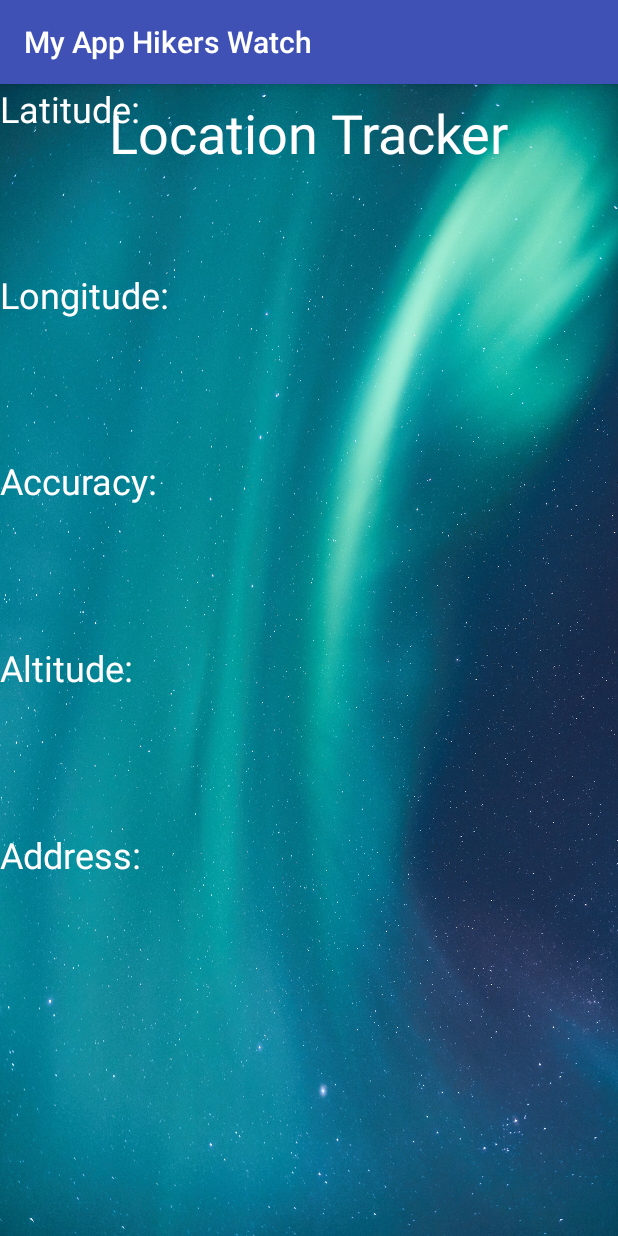
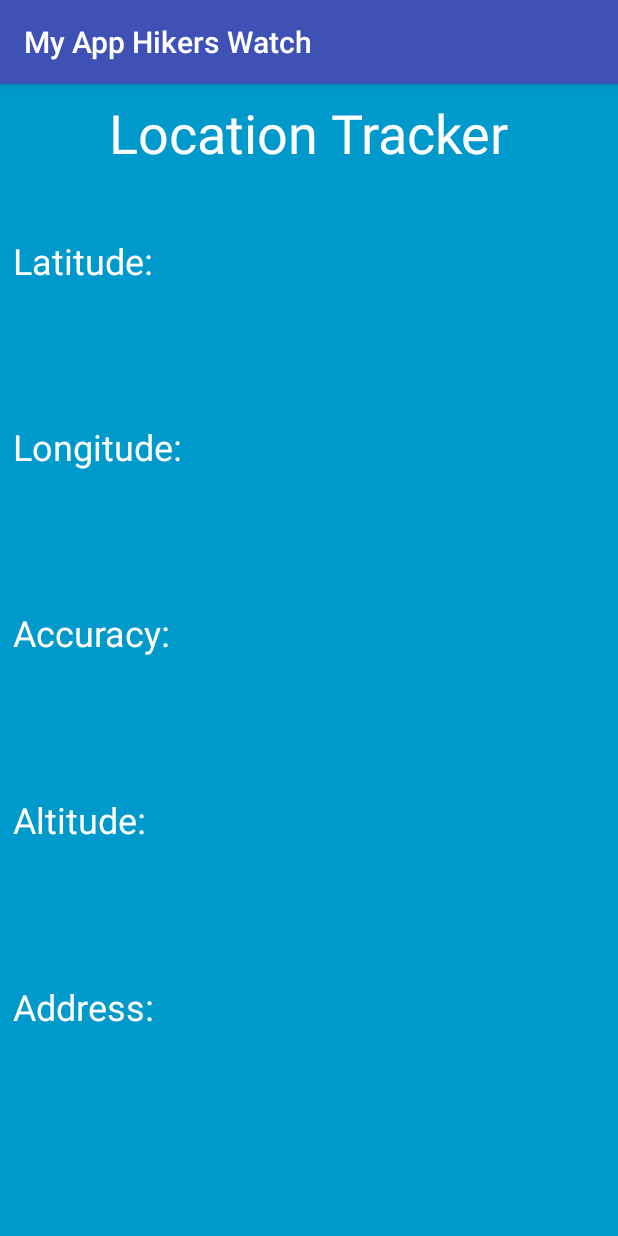
Before and after one commit to Vishnu-Adda/location-tracker, an Android app: the screen it shows after launch (MainActivity), on a phone screen of 412 x 824 dp. Run offline under Robolectric (Android 15) with nearby library versions, the phone set to English and light mode, and no system bars; 5 statements that could not run were skipped.

Commit message:
Finished the locating and updating of the 5 descriptions.

```diff
--- a/app/src/main/java/com/someapp/vishnu/myapphikerswatch/MainActivity.java
+++ b/app/src/main/java/com/someapp/vishnu/myapphikerswatch/MainActivity.java
@@ -3,6 +3,8 @@ package com.someapp.vishnu.myapphikerswatch;
 import android.Manifest;
 import android.content.Context;
 import android.content.pm.PackageManager;
+import android.location.Address;
+import android.location.Geocoder;
 import android.location.Location;
 import android.location.LocationListener;
 import android.location.LocationManager;
@@ -13,11 +15,38 @@ import android.support.v4.content.ContextCompat;
 import android.support.v7.app.AppCompatActivity;
 import android.os.Bundle;
 import android.util.Log;
+import android.widget.TextView;
+
+import java.io.IOException;
+import java.util.List;
+import java.util.Locale;
 
 public class MainActivity extends AppCompatActivity {
 
     LocationManager locationManager;
     LocationListener locationListener;
+
+    TextView latitudeText;
+    TextView longitudeText;
+    TextView accuracyText;
+    TextView altitudeText;
+    TextView addressText;
+
+    final static String LATITUDE_STRING;
+    final static String LONGITUDE_STRING;
+    final static String ACCURACY_STRING;
+    final static String ALTITUDE_STRING;
+    final static String ADDRESS_STRING;
+
+    static {
+
+        LATITUDE_STRING = "Latitude: ";
+        LONGITUDE_STRING = "Longitude: ";
+        ACCURACY_STRING = "Accuracy: ";
+        ALTITUDE_STRING = "Altitude: ";
+        ADDRESS_STRING = "Address: ";
+
+    }
 
     @Override
     public void onRequestPermissionsResult(int requestCode,
@@ -48,6 +77,12 @@ public class MainActivity extends AppCompatActivity {
         super.onCreate(savedInstanceState);
         setContentView(R.layout.activity_main);
 
+        latitudeText = findViewById(R.id.latitudeText);
+        longitudeText = findViewById(R.id.longitudeText);
+        accuracyText = findViewById(R.id.accuracyText);
+        altitudeText = findViewById(R.id.altitudeText);
+        addressText = findViewById(R.id.addressText);
+
         locationManager =
                 (LocationManager) this.getSystemService(Context.LOCATION_SERVICE);
 
@@ -55,7 +90,40 @@ public class MainActivity extends AppCompatActivity {
             @Override
             public void onLocationChanged(Location location) { // Regular updates from GPS change
 
-                Log.i("Location", location.toString());
+                Geocoder geocoder = new Geocoder(getApplicationContext(), Locale.getDefault());
+
+                try {
+                    List<Address> listAddresses =  geocoder.getFromLocation(location.getLatitude(),
+                            location.getLongitude(), 1);
+
+                    latitudeText.setText(LATITUDE_STRING +
+                            Float.toString((float)location.getLatitude()));
+
+                    longitudeText.setText(LONGITUDE_STRING +
+                            Float.toString((float)location.getLongitude()));
+
+                    accuracyText.setText(ACCURACY_STRING +
+                            Integer.toString((int)location.getAccuracy()) + " meters");
+
+                    altitudeText.setText(ALTITUDE_STRING +
+                            Integer.toString((int)location.getAltitude()) + " meters" );
+
+                    if(listAddresses != null && listAddresses.size() > 0) {
+
+                        if (listAddresses.get(0).getLocality() != null
+                                && listAddresses.get(0).getAdminArea() != null) {
+
+                            addressText.setText(ADDRESS_STRING +
+                                    listAddresses.get(0).getLocality() + " "
+                                    + listAddresses.get(0).getAdminArea());
+
+                        }
+
+                    }
+
+                } catch (IOException e) {
+                    e.printStackTrace();
+                }
 
             }
 
@@ -83,7 +151,6 @@ public class MainActivity extends AppCompatActivity {
                     && ActivityCompat.checkSelfPermission(this,
                     Manifest.permission.ACCESS_COARSE_LOCATION)
                     != PackageManager.PERMISSION_GRANTED) {
-                // TODO: Consider calling
                 //    ActivityCompat#requestPermissions
                 // here to request the missing permissions, and then overriding
                 //   public void onRequestPermissionsResult(int requestCode, String[] permissions,
@@ -110,6 +177,44 @@ public class MainActivity extends AppCompatActivity {
                 locationManager.requestLocationUpdates(LocationManager.GPS_PROVIDER,
                         0, 0, locationListener);
 
+                Location lastKnownLocation =
+                        locationManager.getLastKnownLocation(LocationManager.GPS_PROVIDER);
+
+                Geocoder geocoder = new Geocoder(getApplicationContext(), Locale.getDefault());
+
+                try {
+                    List<Address> listAddresses =  geocoder.getFromLocation(lastKnownLocation.getLatitude(),
+                            lastKnownLocation.getLongitude(), 1);
+
+                    latitudeText.setText(LATITUDE_STRING +
+                            Float.toString((float)lastKnownLocation.getLatitude()));
+
+                    longitudeText.setText(LONGITUDE_STRING +
+                            Float.toString((float)lastKnownLocation.getLongitude()));
+
+                    accuracyText.setText(ACCURACY_STRING +
+                            Integer.toString((int)lastKnownLocation.getAccuracy()) + " meters");
+
+                    altitudeText.setText(ALTITUDE_STRING +
+                            Integer.toString((int)lastKnownLocation.getAltitude()) + " meters" );
+
+                    if(listAddresses != null && listAddresses.size() > 0) {
+
+                        if (listAddresses.get(0).getLocality() != null
+                                && listAddresses.get(0).getAdminArea() != null) {
+
+                            addressText.setText(ADDRESS_STRING +
+                                    listAddresses.get(0).getLocality() + " "
+                                    + listAddresses.get(0).getAdminArea());
+
+                        }
+
+                    }
+
+                } catch (IOException e) {
+                    e.printStackTrace();
+                }
+
             }
         }
 
--- a/app/src/main/res/layout/activity_main.xml
+++ b/app/src/main/res/layout/activity_main.xml
@@ -4,7 +4,7 @@
     xmlns:tools="http://schemas.android.com/tools"
     android:layout_width="match_parent"
     android:layout_height="match_parent"
-    android:background="@drawable/night"
+    android:background="@android:color/holo_blue_dark"
     tools:context=".MainActivity">
 
     <TextView
@@ -24,12 +24,18 @@
     <LinearLayout
         android:layout_width="395dp"
         android:layout_height="622dp"
+        android:layout_marginBottom="8dp"
+        android:layout_marginEnd="8dp"
+        android:layout_marginStart="8dp"
+        android:layout_marginTop="8dp"
         android:orientation="vertical"
-        tools:layout_editor_absoluteX="8dp"
-        tools:layout_editor_absoluteY="64dp">
+        app:layout_constraintBottom_toBottomOf="parent"
+        app:layout_constraintEnd_toEndOf="parent"
+        app:layout_constraintStart_toStartOf="parent"
+        app:layout_constraintTop_toBottomOf="@+id/textView">
 
         <TextView
-            android:id="@+id/textView3"
+            android:id="@+id/latitudeText"
             android:layout_width="match_parent"
             android:layout_height="wrap_content"
             android:layout_weight="1"
@@ -38,7 +44,7 @@
             android:textSize="24sp" />
 
         <TextView
-            android:id="@+id/textView4"
+            android:id="@+id/longitudeText"
             android:layout_width="match_parent"
             android:layout_height="wrap_content"
             android:layout_weight="1"
@@ -47,7 +53,7 @@
             android:textSize="24sp" />
 
         <TextView
-            android:id="@+id/textView5"
+            android:id="@+id/accuracyText"
             android:layout_width="match_parent"
             android:layout_height="wrap_content"
             android:layout_weight="1"
@@ -56,7 +62,7 @@
             android:textSize="24sp" />
 
         <TextView
-            android:id="@+id/textView6"
+            android:id="@+id/altitudeText"
             android:layout_width="match_parent"
             android:layout_height="wrap_content"
             android:layout_weight="1"
@@ -65,7 +71,7 @@
             android:textSize="24sp" />
 
         <TextView
-            android:id="@+id/textView7"
+            android:id="@+id/addressText"
             android:layout_width="match_parent"
             android:layout_height="wrap_content"
             android:layout_weight="1"
```
Also changed, not shown: app/src/main/res/drawable/night.jpg (deleted).
